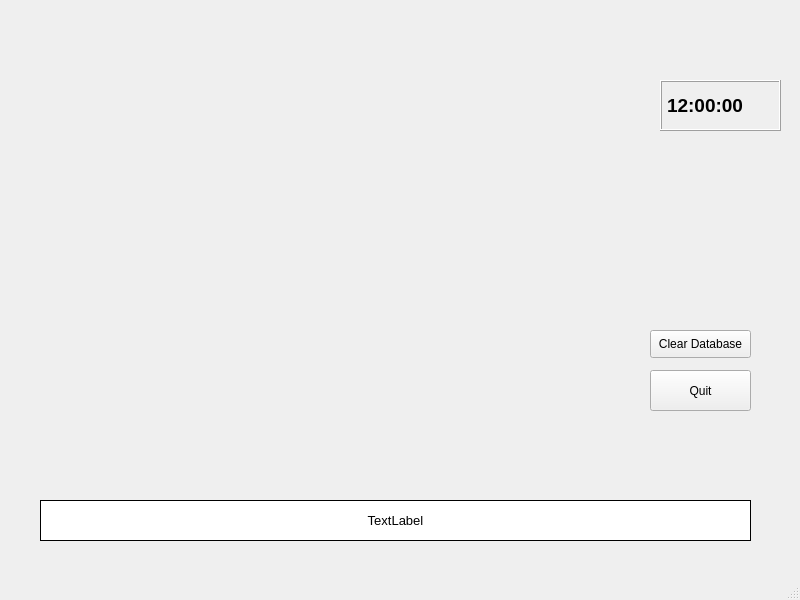
Old version of the form Code/gui.ui in the repository Dreamwalkerx5/disk_analyser.
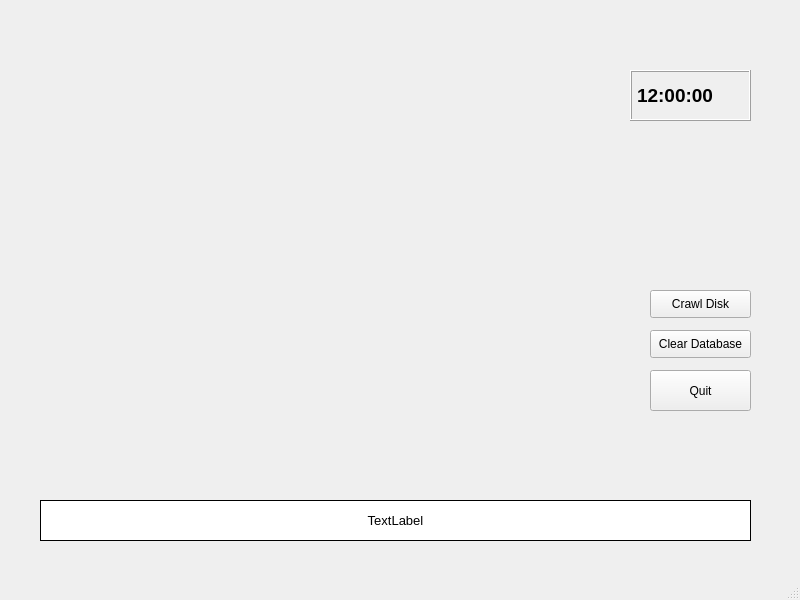
New version of the form.

The edit to the form file:
```diff
--- a/Code/gui.ui
+++ b/Code/gui.ui
@@ -47,8 +47,8 @@
    <widget class="QLabel" name="time_label">
     <property name="geometry">
      <rect>
-      <x>660</x>
-      <y>80</y>
+      <x>630</x>
+      <y>70</y>
       <width>121</width>
       <height>51</height>
      </rect>
@@ -102,6 +102,19 @@
      <string>Clear Database</string>
     </property>
    </widget>
+   <widget class="QPushButton" name="crawl_button">
+    <property name="geometry">
+     <rect>
+      <x>650</x>
+      <y>290</y>
+      <width>101</width>
+      <height>28</height>
+     </rect>
+    </property>
+    <property name="text">
+     <string>Crawl Disk</string>
+    </property>
+   </widget>
   </widget>
   <widget class="QMenuBar" name="menubar">
    <property name="geometry">
```
